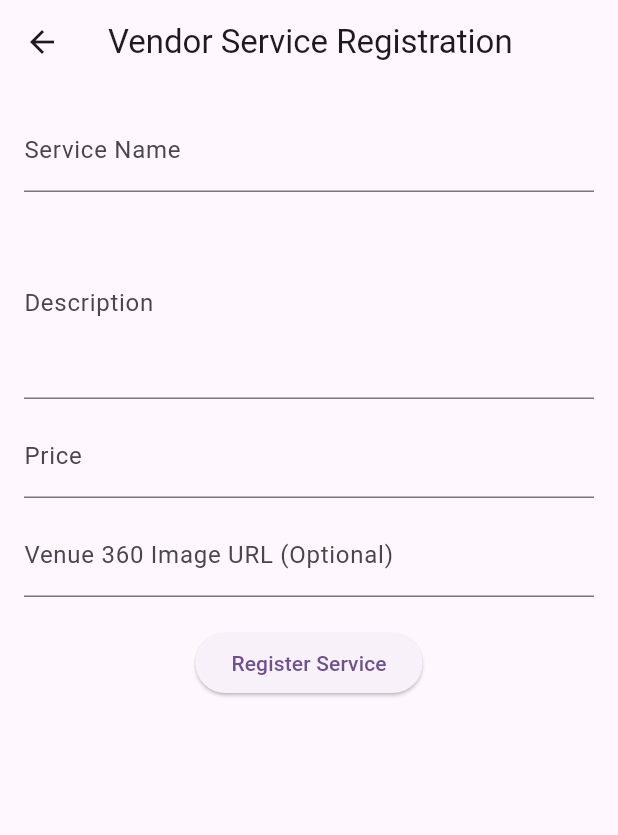
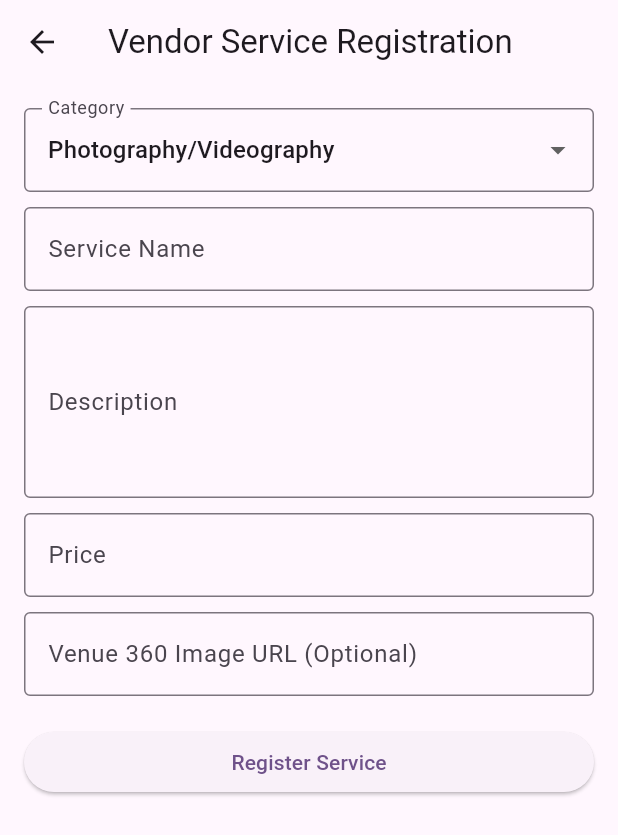
Before and after one commit to anashaslan/FestiGO, a Flutter app: the VendorServiceRegistrationScreen screen opened directly, on a phone screen of 412 x 824 dp. Shown: the top 835 px of the screen. Run offline on Flutter 3.47's test engine with Material 3 defaults, Android fonts, the light colour scheme and no system bars; our stand-ins replace cloud_firestore, firebase_auth, firebase_core; accounts and stored records are empty.

Commit message:
Update vendor services registration, add categories for listing services.

```diff
--- a/event_service_app/lib/screens/vendor_service_registration_screen.dart
+++ b/event_service_app/lib/screens/vendor_service_registration_screen.dart
@@ -12,6 +12,21 @@ class _VendorServiceRegistrationScreenState extends State<VendorServiceRegistrat
   final _descriptionController = TextEditingController();
   final _priceController = TextEditingController();
   final _venue360Controller = TextEditingController();
+
+  final List<String> _categories = [
+    'Photography/Videography',
+    'Pelamin',
+    'Bunga Telor',
+    'Kad Jemputan',
+    'Kompang',
+    'Baju Pengantin',
+    'Emcee',
+    'Catering',
+    'Others'
+  ];
+  String _selectedCategory = 'Photography/Videography';
+  final _otherCategoryController = TextEditingController();
+  bool _showOtherCategory = false;
 
   bool _isSubmitting = false;
 
@@ -37,6 +52,7 @@ class _VendorServiceRegistrationScreenState extends State<VendorServiceRegistrat
         'description': _descriptionController.text,
         'price': double.parse(_priceController.text),
         'venue360Url': _venue360Controller.text,
+        'category': _selectedCategory == 'Others' ? _otherCategoryController.text : _selectedCategory,
         'createdAt': FieldValue.serverTimestamp(),
       });
 
@@ -45,12 +61,19 @@ class _VendorServiceRegistrationScreenState extends State<VendorServiceRegistrat
       _descriptionController.clear();
       _priceController.clear();
       _venue360Controller.clear();
+      _otherCategoryController.clear();
 
     } catch (e) {
       ScaffoldMessenger.of(context).showSnackBar(SnackBar(content: Text('Error registering service: $e')));
     } finally {
       setState(() => _isSubmitting = false);
     }
+  }
+
+  @override
+  void dispose() {
+    _otherCategoryController.dispose();
+    super.dispose();
   }
 
   @override
@@ -61,33 +84,79 @@ class _VendorServiceRegistrationScreenState extends State<VendorServiceRegistrat
         padding: EdgeInsets.all(16),
         child: SingleChildScrollView(
           child: Column(
+            crossAxisAlignment: CrossAxisAlignment.stretch,
             children: [
+              DropdownButtonFormField<String>(
+                value: _selectedCategory,
+                decoration: InputDecoration(
+                  labelText: 'Category',
+                  border: OutlineInputBorder(),
+                ),
+                items: _categories.map((String category) {
+                  return DropdownMenuItem(
+                    value: category,
+                    child: Text(category),
+                  );
+                }).toList(),
+                onChanged: (String? newValue) {
+                  setState(() {
+                    _selectedCategory = newValue!;
+                    _showOtherCategory = newValue == 'Others';
+                  });
+                },
+              ),
+              SizedBox(height: 10),
+
+              if (_showOtherCategory)
+                TextField(
+                  controller: _otherCategoryController,
+                  decoration: InputDecoration(
+                    labelText: 'Specify Category',
+                    border: OutlineInputBorder(),
+                  ),
+                ),
+              if (_showOtherCategory) SizedBox(height: 10),
+
               TextField(
                 controller: _serviceNameController,
-                decoration: InputDecoration(labelText: 'Service Name'),
+                decoration: InputDecoration(
+                  labelText: 'Service Name',
+                  border: OutlineInputBorder(),
+                ),
               ),
               SizedBox(height: 10),
               TextField(
                 controller: _descriptionController,
-                decoration: InputDecoration(labelText: 'Description'),
+                decoration: InputDecoration(
+                  labelText: 'Description',
+                  border: OutlineInputBorder(),
+                ),
                 maxLines: 4,
               ),
               SizedBox(height: 10),
               TextField(
                 controller: _priceController,
-                decoration: InputDecoration(labelText: 'Price'),
+                decoration: InputDecoration(
+                  labelText: 'Price',
+                  border: OutlineInputBorder(),
+                ),
                 keyboardType: TextInputType.number,
               ),
               SizedBox(height: 10),
               TextField(
                 controller: _venue360Controller,
-                decoration: InputDecoration(labelText: 'Venue 360 Image URL (Optional)'),
+                decoration: InputDecoration(
+                  labelText: 'Venue 360 Image URL (Optional)',
+                  border: OutlineInputBorder(),
+                ),
               ),
               SizedBox(height: 20),
-              _isSubmitting ? CircularProgressIndicator() : ElevatedButton(
-                onPressed: registerService,
-                child: Text('Register Service'),
-              ),
+              _isSubmitting
+                ? Center(child: CircularProgressIndicator())
+                : ElevatedButton(
+                    onPressed: registerService,
+                    child: Text('Register Service'),
+                  ),
             ],
           ),
         ),
```
